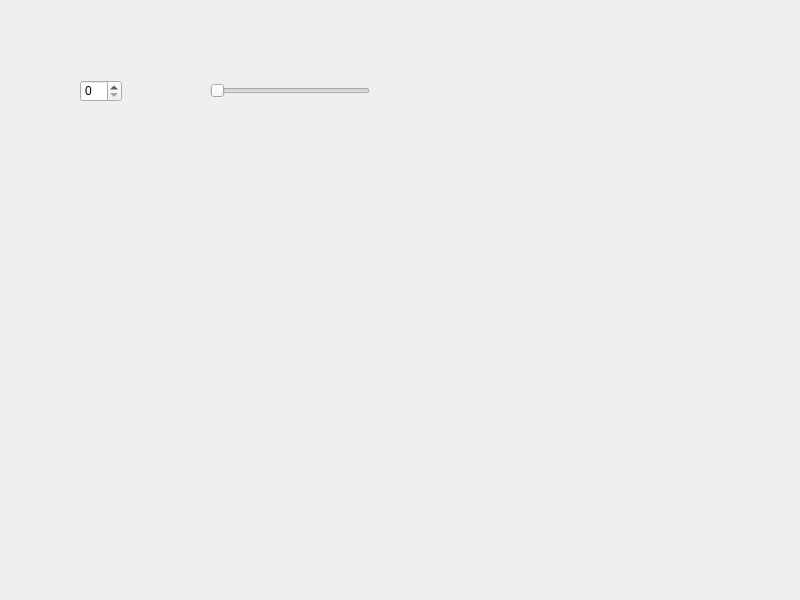
nfu41343104/spinbox, file Spinbox/widget.ui: the form before one commit.
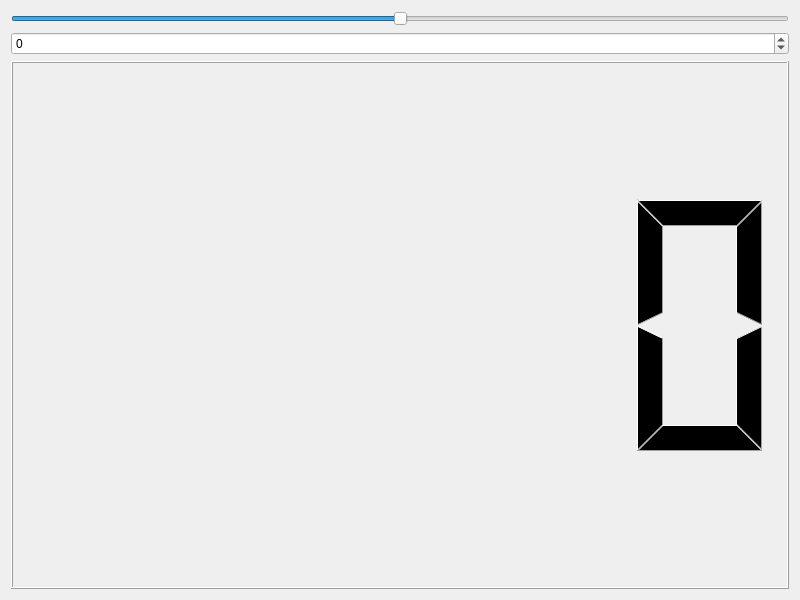
The form after the commit.

Commit message: Project complete

What changed in the file:
```diff
--- a/Spinbox/widget.ui
+++ b/Spinbox/widget.ui
@@ -13,29 +13,38 @@
   <property name="windowTitle">
    <string>Widget</string>
   </property>
-  <widget class="QSpinBox" name="spinBox">
-   <property name="geometry">
-    <rect>
-     <x>80</x>
-     <y>80</y>
-     <width>42</width>
-     <height>22</height>
-    </rect>
-   </property>
-  </widget>
-  <widget class="QSlider" name="horizontalSlider">
-   <property name="geometry">
-    <rect>
-     <x>210</x>
-     <y>80</y>
-     <width>160</width>
-     <height>22</height>
-    </rect>
-   </property>
-   <property name="orientation">
-    <enum>Qt::Orientation::Horizontal</enum>
-   </property>
-  </widget>
+  <layout class="QVBoxLayout" name="verticalLayout_2">
+   <item>
+    <layout class="QVBoxLayout" name="verticalLayout">
+     <item>
+      <widget class="QSlider" name="horizontalSlider">
+       <property name="minimum">
+        <number>-100</number>
+       </property>
+       <property name="maximum">
+        <number>100</number>
+       </property>
+       <property name="orientation">
+        <enum>Qt::Orientation::Horizontal</enum>
+       </property>
+      </widget>
+     </item>
+     <item>
+      <widget class="QSpinBox" name="spinBox">
+       <property name="minimum">
+        <number>-100</number>
+       </property>
+       <property name="maximum">
+        <number>100</number>
+       </property>
+      </widget>
+     </item>
+     <item>
+      <widget class="QLCDNumber" name="lcdNumber"/>
+     </item>
+    </layout>
+   </item>
+  </layout>
  </widget>
  <resources/>
  <connections>
```
Left out of the diff: 32 changed lines with no effect on the pictures.
